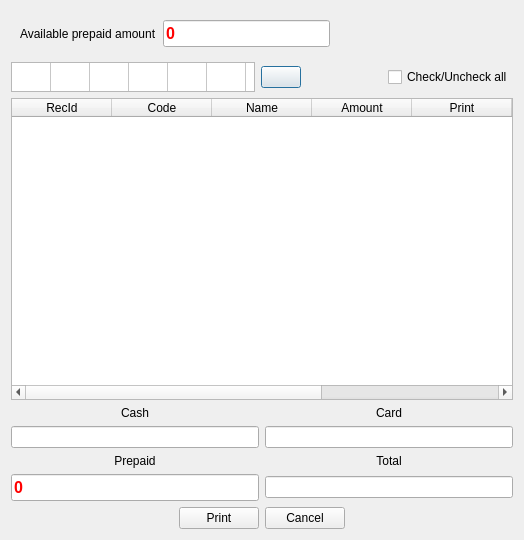
Before: the Qt Designer form Print/printtaxd.ui in End1-1/Resort, drawn with Qt 5.
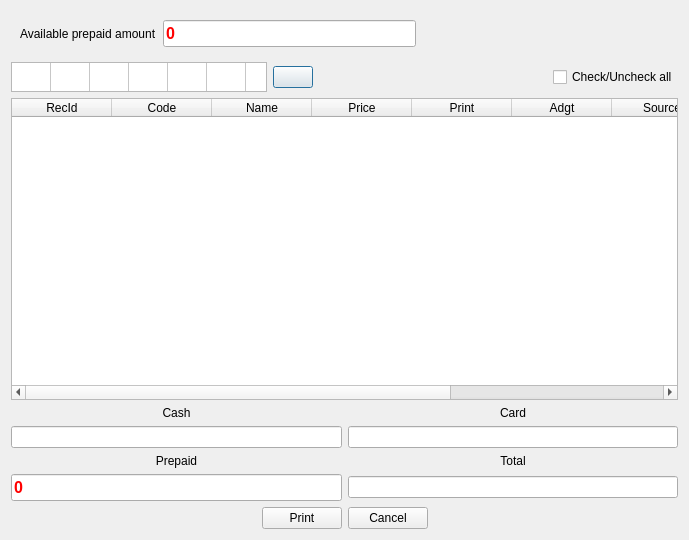
After: the same form once the commit is applied. Icons and pictures are not drawn. Custom widgets are drawn as their Qt base class.

Patch:
```diff
--- a/Print/printtaxd.ui
+++ b/Print/printtaxd.ui
@@ -6,7 +6,7 @@
    <rect>
     <x>0</x>
     <y>0</y>
-    <width>524</width>
+    <width>689</width>
     <height>540</height>
    </rect>
   </property>
@@ -209,7 +209,7 @@
      </column>
      <column>
       <property name="text">
-       <string>Amount</string>
+       <string>Price</string>
       </property>
      </column>
      <column>
@@ -229,7 +229,12 @@
      </column>
      <column>
       <property name="text">
-       <string>qty</string>
+       <string>Qty</string>
+      </property>
+     </column>
+     <column>
+      <property name="text">
+       <string>Total</string>
       </property>
      </column>
     </widget>
@@ -422,11 +427,6 @@
   </layout>
  </widget>
  <customwidgets>
-  <customwidget>
-   <class>EQCheckBox</class>
-   <extends>QCheckBox</extends>
-   <header location="global">eqcheckbox.h</header>
-  </customwidget>
   <customwidget>
    <class>EQLineEdit</class>
    <extends>QLineEdit</extends>
@@ -440,6 +440,11 @@
    <extends>QTableWidget</extends>
    <header location="global">eqtablewidget.h</header>
   </customwidget>
+  <customwidget>
+   <class>EQCheckBox</class>
+   <extends>QCheckBox</extends>
+   <header location="global">eqcheckbox.h</header>
+  </customwidget>
  </customwidgets>
  <resources>
   <include location="../Resort/res.qrc"/>
```
